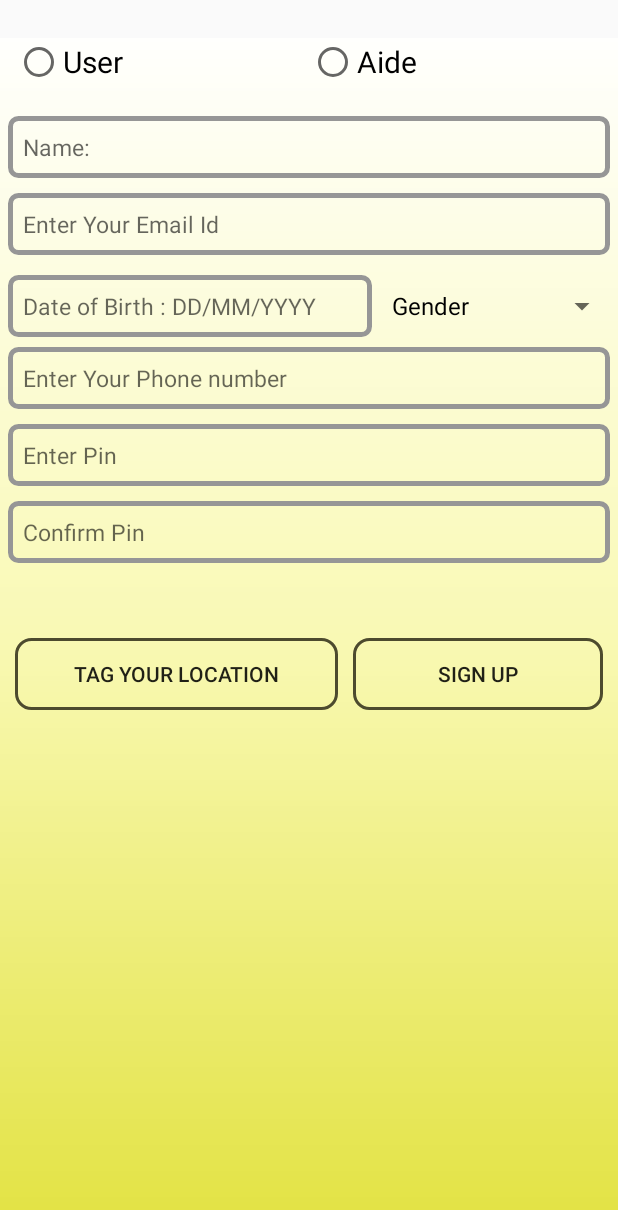
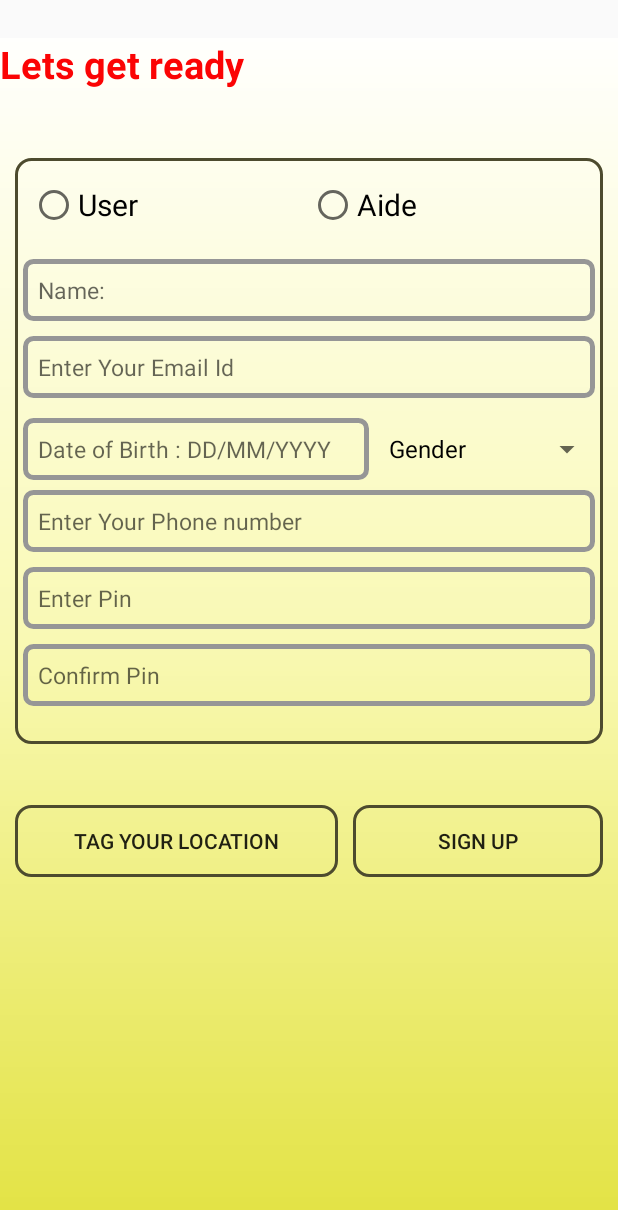
Before and after one commit to vhasija18/Aide, an Android app: the Signup screen opened directly, with no data from a screen before it, on a phone screen of 412 x 824 dp. Shown: the top 1210 px of the screen. Run offline under Robolectric (Android 15) with nearby library versions, the phone set to English and light mode, and no system bars.

Commit message:
3rd Changes

```diff
--- a/app/src/main/java/com/example/vhasija/aide/Maps_Login.java
+++ b/app/src/main/java/com/example/vhasija/aide/Maps_Login.java
@@ -1,6 +1,7 @@
 package com.example.vhasija.aide;
 
 import android.Manifest;
+import android.content.Intent;
 import android.content.pm.PackageManager;
 import android.location.Location;
 import android.os.Build;
@@ -200,8 +201,11 @@ public class Maps_Login extends FragmentActivity implements OnMapReadyCallback,
         }
     }
 
-    public void profilepage(View view)
+    public void helppage(View view)
     {
+     Intent intent = new Intent(this,helppage.class);
+     startActivity(intent);
+
     }
 
 }
--- a/app/src/main/java/com/example/vhasija/aide/Signup.java
+++ b/app/src/main/java/com/example/vhasija/aide/Signup.java
@@ -2,22 +2,23 @@ package com.example.vhasija.aide;
 
 import android.content.Intent;
 import android.os.Bundle;
+import android.support.design.widget.FloatingActionButton;
+import android.support.design.widget.Snackbar;
 import android.support.v7.app.AppCompatActivity;
+import android.support.v7.widget.Toolbar;
+import android.util.Log;
 import android.view.View;
 import android.widget.AdapterView;
 import android.widget.ArrayAdapter;
+import android.widget.AutoCompleteTextView;
+import android.widget.CheckBox;
 import android.widget.EditText;
 import android.widget.RadioButton;
 import android.widget.Spinner;
-import android.widget.Toast;
 
-import com.example.wampSync.AsyncResponse;
-import com.example.wampSync.PostResponseAsyncTask;
-
-public class Signup extends AppCompatActivity implements AsyncResponse {
+public class Signup extends AppCompatActivity {
 
 
-    public static final int MY_PERMISSIONS_REQUEST_READ_CONTACTS = 1;
     double longitude =00.00;
     double latitude  =00.00;
     RadioButton  user,aide;
@@ -108,8 +109,8 @@ public class Signup extends AppCompatActivity implements AsyncResponse {
 
     public void signup(View view)
     {
-        sendSmsEmail();
-        /*System.out.println("MIke");
+
+        System.out.println("MIke");
         if(flag== -1)
           {
 
@@ -131,44 +132,8 @@ public class Signup extends AppCompatActivity implements AsyncResponse {
         System.out.println(pin_value);
         System.out.println(confirmpin_value);
         System.out.println(latitude);
-        System.out.println(longitude);*/
+        System.out.println(longitude);
 
     }
 
-    private void sendSmsEmail()
-    {
-        String phnNo = phone.getText().toString();
-        String emailId = email.getText().toString();
-        String url = "http://192.168.2.36:8089/aide/ConnectExecute.php?phnNo="+phnNo+"&emailId="+emailId;
-        PostResponseAsyncTask task1 = new PostResponseAsyncTask(this, new AsyncResponse() {
-            @Override
-            public void processFinish(String s) {
-                Toast.makeText(Signup.this, s, Toast.LENGTH_LONG).show();
-            }
-        });
-        task1.execute(url);
-        /*String phoneNo = "+91"+phone.getText().toString();
-        String msg = "Test";//"Welcome to AIDE. Help you need is on fingertips.";
-
-        PendingIntent pi = PendingIntent.getActivity(this, 0,
-                new Intent(this, Signup.class), 0);
-        SmsManager sms = SmsManager.getDefault();
-        sms.sendTextMessage(phoneNo, "5455", msg, pi, null);*/
-        /*try {
-            SmsManager smsManager = SmsManager.getDefault();
-            smsManager.sendTextMessage(phoneNo, null, msg, null, null);
-            Toast.makeText(getApplicationContext(), "SMS Sent!",
-                    Toast.LENGTH_LONG).show();
-        } catch (Exception e) {
-            Toast.makeText(getApplicationContext(),
-                    "SMS failed, please try again later!",
-                    Toast.LENGTH_LONG).show();
-            e.printStackTrace();
-        }*/
-    }
-
-    @Override
-    public void processFinish(String s) {
-        Toast.makeText(Signup.this, s, Toast.LENGTH_LONG).show();
-    }
 }
--- a/app/src/main/res/layout/activity_maps__login.xml
+++ b/app/src/main/res/layout/activity_maps__login.xml
@@ -28,7 +28,7 @@
             android:text="Next"
             android:layout_weight=".1"
             android:background="@drawable/button_style"
-            android:onClick="profilepage"
+            android:onClick="helppage"
             android:layout_marginLeft="5dp"
             android:layout_marginRight="5dp"/>
 
--- a/app/src/main/res/layout/activity_signup.xml
+++ b/app/src/main/res/layout/activity_signup.xml
@@ -14,8 +14,28 @@
         android:orientation="vertical"
         android:visibility="visible"
         android:layout_marginTop="25dp"
-        android:background="@drawable/gradient">
+        android:background="@drawable/gradient"
+        android:focusableInTouchMode="true">
 
+        <TextView
+            android:id="@+id/textView3"
+            android:layout_width="match_parent"
+            android:layout_height="wrap_content"
+            android:text="Lets get ready"
+            android:textSize="25sp"
+            android:layout_marginBottom="30dp"
+            android:textColor="@color/Ready"
+            android:textStyle="bold"/>
+
+        <LinearLayout
+            android:layout_width="match_parent"
+            android:layout_height="wrap_content"
+            android:orientation="vertical"
+            android:background="@drawable/button_style"
+            android:layout_marginRight="10dp"
+            android:layout_marginLeft="10dp"
+            android:layout_marginBottom="15dp"
+            android:layout_marginTop="15dp">
 
         <RadioGroup
             android:layout_width="match_parent"
@@ -23,7 +43,9 @@
             android:orientation="horizontal"
             android:layout_marginBottom="20dp"
             android:layout_marginLeft="10dp"
-            android:layout_marginRight="10dp">
+            android:layout_marginRight="10dp"
+            android:id="@+id/radiogroup1"
+            android:layout_marginTop="15dp">
         <RadioButton
             android:id="@+id/signup_User"
             android:layout_width="match_parent"
@@ -153,16 +175,19 @@
         android:background="@drawable/textview"
         android:padding="10dp"
         android:textSize="15sp"
-        android:layout_marginBottom="50dp"
+        android:layout_marginBottom="25dp"
         android:layout_marginRight="5dp"
         android:layout_marginLeft="5dp"
         />
+
+        </LinearLayout>
     <LinearLayout
         android:layout_width="match_parent"
         android:layout_height="wrap_content"
         android:id="@+id/layout6"
         android:orientation="horizontal"
         android:visibility="visible"
+        android:layout_marginTop="25dp"
         >
 
     <Button
@@ -189,5 +214,4 @@
 
 
 
-
 </android.support.design.widget.CoordinatorLayout>
--- a/app/src/main/res/values/colors.xml
+++ b/app/src/main/res/values/colors.xml
@@ -4,4 +4,5 @@
     <color name="colorPrimaryDark">#00574B</color>
     <color name="colorAccent">#D81B60</color>
     <color name="textcolor">#BCB77F</color>
+    <color name ="Ready">#FB0404</color>
 </resources>
```
Also changed, not shown: app/src/main/AndroidManifest.xml (+5 -3 lines), app/src/main/java/com/example/vhasija/aide/ProfilePage.java (added, +69 -0 lines), app/src/main/java/com/example/vhasija/aide/helppage.java (added, +21 -0 lines), app/src/main/java/com/example/vhasija/aide/login.java (+23 -2 lines), app/src/main/res/layout/activity_helppage.xml (added, +39 -0 lines), app/src/main/res/layout/activity_profile_page.xml (added, +161 -0 lines).
